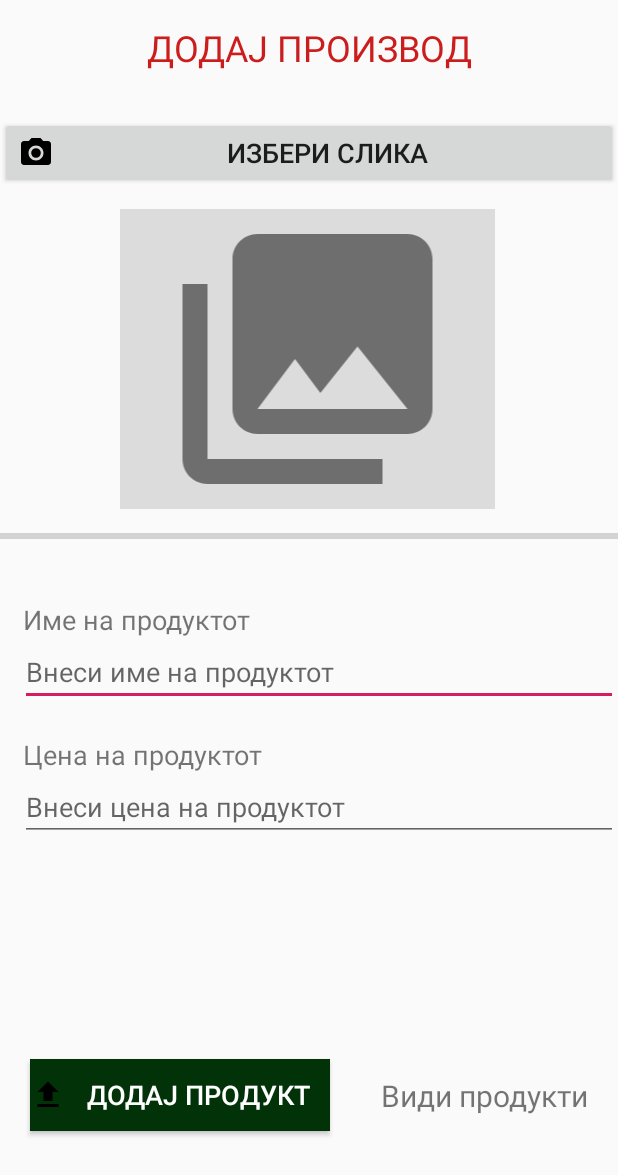
After one commit to MetodiNakov123/ProektMpip, an Android app: the AddProductActivity screen opened directly, with no data from a screen before it, on a phone screen of 412 x 824 dp. The commit adds this screen. Shown: the top 1175 px of the screen. Run offline under Robolectric (Android 15) with nearby library versions, the phone set to English and light mode, and no system bars.

Commit message:
add product layout

```diff
--- a/app/src/main/AndroidManifest.xml
+++ b/app/src/main/AndroidManifest.xml
@@ -3,7 +3,7 @@
     package="nakov.metodi.proektmpip">
 
     <uses-permission android:name="android.permission.INTERNET" />
-    <uses-permission android:name="android.permission.WRITE_EXTERNAL_STORAGE"/>
+    <uses-permission android:name="android.permission.WRITE_EXTERNAL_STORAGE" />
 
     <application
         android:allowBackup="true"
@@ -12,7 +12,8 @@
         android:roundIcon="@mipmap/ic_launcher_round"
         android:supportsRtl="true"
         android:theme="@style/AppTheme">
-        <activity android:name=".ShopActivity"></activity>
+        <activity android:name=".AddProductActivity"></activity>
+        <activity android:name=".ShopActivity" />
         <activity android:name=".RegistarActivity" />
         <activity android:name=".LoginActivity" />
         <activity android:name=".MainActivity">
--- /dev/null
+++ b/app/src/main/java/nakov/metodi/proektmpip/AddProductActivity.java
@@ -0,0 +1,26 @@
+package nakov.metodi.proektmpip;
+
+import androidx.appcompat.app.AppCompatActivity;
+
+import android.os.Bundle;
+import android.widget.Button;
+import android.widget.ImageView;
+import android.widget.TextView;
+
+public class AddProductActivity extends AppCompatActivity {
+
+    private static final int CHOICE_IMG = 1;
+
+    private Button choiceImage, btnUpload;
+    private TextView view;
+    private ImageView imgPreview;
+
+
+
+
+    @Override
+    protected void onCreate(Bundle savedInstanceState) {
+        super.onCreate(savedInstanceState);
+        setContentView(R.layout.activity_add_product);
+    }
+}
--- /dev/null
+++ b/app/src/main/res/drawable/ic_camera.xml
@@ -0,0 +1,12 @@
+<vector xmlns:android="http://schemas.android.com/apk/res/android"
+        android:width="24dp"
+        android:height="24dp"
+        android:viewportWidth="24.0"
+        android:viewportHeight="24.0">
+    <path
+        android:fillColor="#FF000000"
+        android:pathData="M12,12m-3.2,0a3.2,3.2 0,1 1,6.4 0a3.2,3.2 0,1 1,-6.4 0"/>
+    <path
+        android:fillColor="#FF000000"
+        android:pathData="M9,2L7.17,4L4,4c-1.1,0 -2,0.9 -2,2v12c0,1.1 0.9,2 2,2h16c1.1,0 2,-0.9 2,-2L22,6c0,-1.1 -0.9,-2 -2,-2h-3.17L15,2L9,2zM12,17c-2.76,0 -5,-2.24 -5,-5s2.24,-5 5,-5 5,2.24 5,5 -2.24,5 -5,5z"/>
+</vector>
--- /dev/null
+++ b/app/src/main/res/drawable/ic_photo.xml
@@ -0,0 +1,4 @@
+<vector android:height="200dp" android:viewportHeight="24.0"
+    android:viewportWidth="24.0" android:width="200dp" xmlns:android="http://schemas.android.com/apk/res/android">
+    <path android:fillColor="#FF000000" android:pathData="M22,16L22,4c0,-1.1 -0.9,-2 -2,-2L8,2c-1.1,0 -2,0.9 -2,2v12c0,1.1 0.9,2 2,2h12c1.1,0 2,-0.9 2,-2zM11,12l2.03,2.71L16,11l4,5L8,16l3,-4zM2,6v14c0,1.1 0.9,2 2,2h14v-2L4,20L4,6L2,6z"/>
+</vector>
--- /dev/null
+++ b/app/src/main/res/drawable/ic_photo2.xml
@@ -0,0 +1,5 @@
+<vector android:alpha="0.5" android:height="90dp"
+    android:viewportHeight="24.0" android:viewportWidth="24.0"
+    android:width="90dp" xmlns:android="http://schemas.android.com/apk/res/android">
+    <path android:fillColor="#FF000000" android:pathData="M22,16L22,4c0,-1.1 -0.9,-2 -2,-2L8,2c-1.1,0 -2,0.9 -2,2v12c0,1.1 0.9,2 2,2h12c1.1,0 2,-0.9 2,-2zM11,12l2.03,2.71L16,11l4,5L8,16l3,-4zM2,6v14c0,1.1 0.9,2 2,2h14v-2L4,20L4,6L2,6z"/>
+</vector>
--- /dev/null
+++ b/app/src/main/res/drawable/icon_upload.xml
@@ -0,0 +1,9 @@
+<vector xmlns:android="http://schemas.android.com/apk/res/android"
+        android:width="24dp"
+        android:height="24dp"
+        android:viewportWidth="24.0"
+        android:viewportHeight="24.0">
+    <path
+        android:fillColor="#FF000000"
+        android:pathData="M9,16h6v-6h4l-7,-7 -7,7h4zM5,18h14v2L5,20z"/>
+</vector>
--- /dev/null
+++ b/app/src/main/res/layout/activity_add_product.xml
@@ -0,0 +1,126 @@
+<?xml version="1.0" encoding="utf-8"?>
+<RelativeLayout xmlns:android="http://schemas.android.com/apk/res/android"
+    xmlns:app="http://schemas.android.com/apk/res-auto"
+    xmlns:tools="http://schemas.android.com/tools"
+    android:layout_width="match_parent"
+    android:layout_height="match_parent"
+    tools:context=".AddProductActivity">
+
+    <TextView
+        android:layout_width="match_parent"
+        android:layout_height="wrap_content"
+        android:text="Додај производ"
+        android:id="@+id/txtUploadeImage"
+        android:textSize="24sp"
+        android:textColor="@color/colorPrimaryDark"
+        android:textAlignment="center"
+        android:textAllCaps="true"
+        android:layout_marginTop="15dp"
+        />
+
+
+    <Button
+        android:layout_width="match_parent"
+        android:layout_height="wrap_content"
+        android:id="@+id/choiseImage"
+        android:text="@string/choise_image"
+        android:textSize="18sp"
+        android:layout_marginTop="30dp"
+        android:layout_below="@+id/txtUploadeImage"
+        android:drawableLeft="@drawable/ic_camera"
+        />
+
+    <ImageView
+        android:id="@+id/imgPreview"
+        android:layout_width="250dp"
+        android:layout_height="200dp"
+        android:layout_marginLeft="80dp"
+        android:layout_below="@id/choiseImage"
+        android:layout_marginTop="13dp"
+        android:layout_marginBottom="10dp"
+        android:background="@color/colorGray"
+        android:src="@drawable/ic_photo2"
+        />
+
+    <ProgressBar
+        android:layout_width="match_parent"
+        android:layout_height="wrap_content"
+        android:id="@+id/uploadProgress"
+        style="@style/Widget.AppCompat.ProgressBar.Horizontal"
+        android:layout_below="@id/imgPreview"
+        android:layout_marginBottom="10dp"
+        />
+
+
+    <TextView
+        android:layout_width="match_parent"
+        android:layout_height="wrap_content"
+        android:textSize="18sp"
+        android:text="Име на продуктот"
+        android:layout_below="@id/uploadProgress"
+        android:id="@+id/txtName"
+        android:layout_marginTop="25dp"
+        android:layout_marginLeft="15dp"
+        />
+
+    <EditText
+        android:layout_width="match_parent"
+        android:layout_height="wrap_content"
+        android:id="@+id/prTitle"
+        android:layout_below="@id/txtName"
+        android:hint="@string/product_title"
+        android:layout_marginLeft="13dp"
+        />
+
+    <TextView
+        android:layout_width="match_parent"
+        android:layout_height="wrap_content"
+        android:textSize="18sp"
+        android:text="Цена на продуктот"
+        android:layout_below="@id/prTitle"
+        android:id="@+id/txtPrice"
+        android:layout_marginTop="20dp"
+        android:layout_marginLeft="15dp"
+        />
+
+    <EditText
+        android:layout_width="match_parent"
+        android:layout_height="wrap_content"
+        android:id="@+id/prPrice"
+        android:layout_below="@id/txtPrice"
+        android:hint="@string/product_price"
+        android:layout_marginLeft="13dp"
+        />
+
+
+    <Button
+        android:layout_width="200dp"
+        android:layout_height="wrap_content"
+        android:id="@+id/btnUploadImage"
+        android:text="@string/upload"
+        android:textSize="18sp"
+        android:layout_alignParentBottom="true"
+        android:layout_marginBottom="70dp"
+        android:layout_marginTop="20dp"
+        android:layout_marginLeft="20dp"
+        android:drawableLeft="@drawable/icon_upload"
+        android:background="@color/colorDarkGreen"
+        android:textColor="@color/colorWhite"
+        />
+
+    <TextView
+        android:layout_width="wrap_content"
+        android:layout_height="wrap_content"
+        android:text="Види продукти"
+        android:textSize="20sp"
+        android:layout_alignParentBottom="true"
+        android:layout_marginBottom="80dp"
+        android:layout_alignParentRight="true"
+        android:layout_marginTop="25dp"
+        android:layout_marginRight="20dp"
+
+        />
+
+
+
+</RelativeLayout>
--- a/app/src/main/res/values/colors.xml
+++ b/app/src/main/res/values/colors.xml
@@ -9,4 +9,5 @@
     <color name="bgEnd">#dbdbdb</color>
     <color name="colorWhite">#FFFFFF</color>
     <color name="colorDarkGreen">#013208</color>
+    <color name="colorGray">#DCDCDC</color>
 </resources>
--- a/app/src/main/res/values/strings.xml
+++ b/app/src/main/res/values/strings.xml
@@ -16,6 +16,10 @@
     <string name="contact_number">Телефон за контакт</string>
     <string name="btn_register">Регистрирај се</string>
     <string name="popular_products">Продукти</string>
-    <string name="browse_category">Browser Category</string>
+    <string name="choise_image">Избери слика</string>
+    <string name="upload">Додај продукт   </string>
+    <string name="product_title">Внеси име на продуктот</string>
+    <string name="product_price">Внеси цена на продуктот</string>
+
 
 </resources>
```
